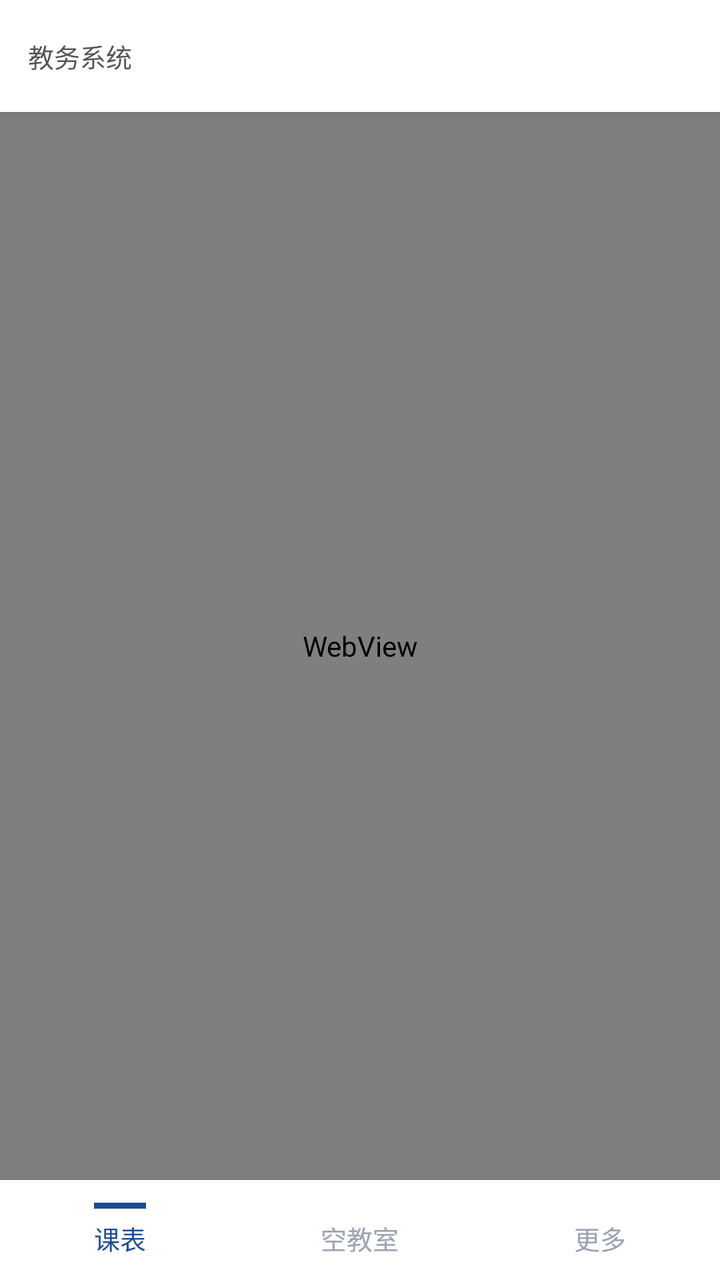
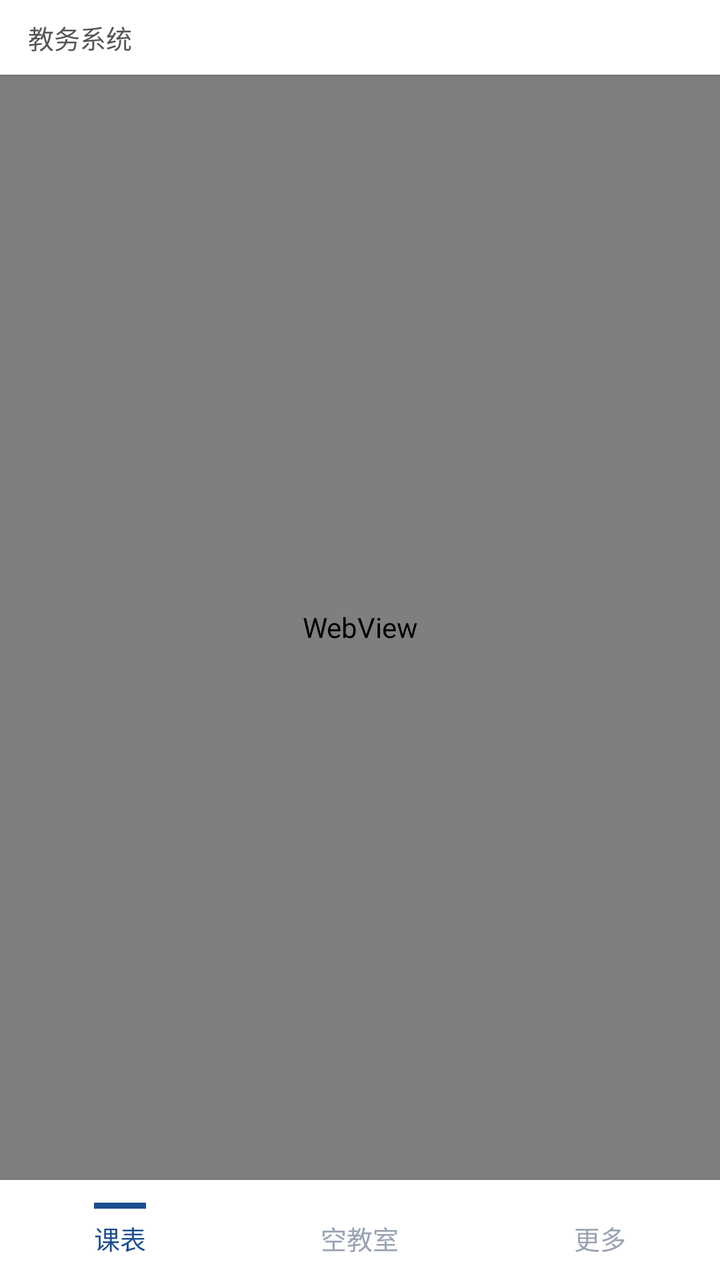

Before-and-after screenshots of an Android layout around one commit, followed by the original layout XML and the change that was made.
<!-- AndroidManifest.xml: application theme AppTheme -->
<!-- res/layout/activity_main.xml -->
<?xml version="1.0" encoding="utf-8"?>
<LinearLayout xmlns:android="http://schemas.android.com/apk/res/android"
    android:layout_width="match_parent"
    android:layout_height="match_parent"
    android:orientation="vertical"
    android:background="#f5f6f8">

    
    <LinearLayout
        android:layout_width="match_parent"
        android:layout_height="wrap_content"
        android:orientation="horizontal"
        android:gravity="center_vertical"
        android:paddingStart="14dp"
        android:paddingEnd="10dp"
        android:paddingTop="9dp"
        android:paddingBottom="9dp"
        android:background="#ffffff"
        android:elevation="2dp">

        <TextView
            android:id="@+id/statusText"
            android:layout_width="0dp"
            android:layout_height="wrap_content"
            android:layout_weight="1"
            android:layout_marginEnd="10dp"
            android:text="教务系统"
            android:textSize="13sp"
            android:textColor="#555"
            android:maxLines="2"
            android:ellipsize="end" />

        
        <ImageButton
            android:id="@+id/btnBack"
            android:layout_width="38dp"
            android:layout_height="38dp"
            android:layout_marginStart="6dp"
            android:background="@drawable/btn_flat_grey"
            android:src="@drawable/ic_skeu_back"
            android:scaleType="centerInside"
            android:contentDescription="返回教务"
            android:visibility="gone" />

        
        <ImageButton
            android:id="@+id/btnQuery"
            android:layout_width="38dp"
            android:layout_height="38dp"
            android:layout_marginStart="6dp"
            android:background="@drawable/btn_icon_flat"
            android:src="@drawable/ic_skeu_search"
            android:scaleType="centerInside"
            android:contentDescription="查空教室" />

        
        <ImageButton
            android:id="@+id/btnRefreshData"
            android:layout_width="38dp"
            android:layout_height="38dp"
            android:layout_marginStart="6dp"
            android:background="@drawable/btn_icon_flat"
            android:src="@drawable/ic_skeu_refresh"
            android:scaleType="centerInside"
            android:contentDescription="刷新"
            android:visibility="gone" />
    </LinearLayout>

    <ProgressBar
        android:id="@+id/progressBar"
        style="?android:attr/progressBarStyleHorizontal"
        android:layout_width="match_parent"
        android:layout_height="3dp"
        android:max="100"
        android:visibility="gone" />

    <FrameLayout
        android:layout_width="match_parent"
        android:layout_height="0dp"
        android:layout_weight="1">

        <WebView
            android:id="@+id/loginView"
            android:layout_width="match_parent"
            android:layout_height="match_parent" />

        <WebView
            android:id="@+id/resultView"
            android:layout_width="match_parent"
            android:layout_height="match_parent"
            android:visibility="gone" />

        
        <include
            android:id="@+id/morePage"
            layout="@layout/page_more"
            android:layout_width="match_parent"
            android:layout_height="match_parent"
            android:visibility="gone" />

        
        <LinearLayout
            android:id="@+id/webPage"
            android:layout_width="match_parent"
            android:layout_height="match_parent"
            android:orientation="vertical"
            android:background="#ffffff"
            android:visibility="gone">

            <LinearLayout
                android:id="@+id/webBar"
                android:layout_width="match_parent"
                android:layout_height="46dp"
                android:orientation="horizontal"
                android:gravity="center_vertical"
                android:paddingStart="6dp"
                android:paddingEnd="10dp"
                android:background="#ffffff"
                android:elevation="2dp">

                <ImageButton
                    android:id="@+id/btnWebBack"
                    android:layout_width="34dp"
                    android:layout_height="34dp"
                    android:background="@drawable/btn_flat_grey"
                    android:src="@drawable/ic_skeu_back"
                    android:scaleType="centerInside"
                    android:contentDescription="返回" />

                <TextView
                    android:id="@+id/webUrlText"
                    android:layout_width="0dp"
                    android:layout_height="wrap_content"
                    android:layout_weight="1"
                    android:layout_marginStart="8dp"
                    android:layout_marginEnd="8dp"
                    android:maxLines="1"
                    android:ellipsize="middle"
                    android:textSize="12.5sp"
                    android:textColor="#6c7686"
                    android:text="" />

                <ImageButton
                    android:id="@+id/btnWebReload"
                    android:layout_width="34dp"
                    android:layout_height="34dp"
                    android:background="@drawable/btn_flat_blue"
                    android:src="@drawable/ic_skeu_refresh"
                    android:scaleType="centerInside"
                    android:contentDescription="刷新网页" />

                <ImageButton
                    android:id="@+id/btnWebOpenOuter"
                    android:layout_width="34dp"
                    android:layout_height="34dp"
                    android:layout_marginStart="6dp"
                    android:background="@drawable/btn_flat_grey"
                    android:src="@drawable/ic_more_arrow"
                    android:scaleType="centerInside"
                    android:contentDescription="用外部浏览器打开" />
            </LinearLayout>

            <ProgressBar
                android:id="@+id/webProgress"
                style="?android:attr/progressBarStyleHorizontal"
                android:layout_width="match_parent"
                android:layout_height="2.5dp"
                android:max="100" />

            <WebView
                android:id="@+id/webView"
                android:layout_width="match_parent"
                android:layout_height="0dp"
                android:layout_weight="1" />
        </LinearLayout>
    </FrameLayout>

    <LinearLayout
        android:layout_width="match_parent"
        android:layout_height="50dp"
        android:orientation="horizontal"
        android:background="#ffffff"
        android:elevation="6dp">

        <LinearLayout
            android:id="@+id/tabSchedule"
            android:layout_width="0dp"
            android:layout_height="match_parent"
            android:layout_weight="1"
            android:orientation="vertical"
            android:gravity="center"
            android:background="?android:attr/selectableItemBackground">

            <View
                android:id="@+id/indSchedule"
                android:layout_width="26dp"
                android:layout_height="3dp"
                android:layout_marginBottom="5dp"
                android:background="#1B4D8F" />

            <TextView
                android:id="@+id/tvSchedule"
                android:layout_width="wrap_content"
                android:layout_height="wrap_content"
                android:text="课表"
                android:textSize="13sp"
                android:textColor="#1B4D8F" />
        </LinearLayout>

        <LinearLayout
            android:id="@+id/tabClassroom"
            android:layout_width="0dp"
            android:layout_height="match_parent"
            android:layout_weight="1"
            android:orientation="vertical"
            android:gravity="center"
            android:background="?android:attr/selectableItemBackground">

            <View
                android:id="@+id/indClassroom"
                android:layout_width="26dp"
                android:layout_height="3dp"
                android:layout_marginBottom="5dp"
                android:background="#1B4D8F"
                android:visibility="invisible" />

            <TextView
                android:id="@+id/tvClassroom"
                android:layout_width="wrap_content"
                android:layout_height="wrap_content"
                android:text="空教室"
                android:textSize="13sp"
                android:textColor="#9aa2b4" />
        </LinearLayout>

        
        <LinearLayout
            android:id="@+id/tabMore"
            android:layout_width="0dp"
            android:layout_height="match_parent"
            android:layout_weight="1"
            android:orientation="vertical"
            android:gravity="center"
            android:background="?android:attr/selectableItemBackground">

            <View
                android:id="@+id/indMore"
                android:layout_width="26dp"
                android:layout_height="3dp"
                android:layout_marginBottom="5dp"
                android:background="#1B4D8F"
                android:visibility="invisible" />

            <TextView
                android:id="@+id/tvMore"
                android:layout_width="wrap_content"
                android:layout_height="wrap_content"
                android:text="更多"
                android:textSize="13sp"
                android:textColor="#9aa2b4" />
        </LinearLayout>
    </LinearLayout>
</LinearLayout>
<!-- res/layout/page_more.xml (included above) -->
<?xml version="1.0" encoding="utf-8"?>
<ScrollView xmlns:android="http://schemas.android.com/apk/res/android"
    android:id="@+id/moreScroll"
    android:layout_width="match_parent"
    android:layout_height="match_parent"
    android:background="#f5f6f8"
    android:scrollbars="none">

    <LinearLayout
        android:layout_width="match_parent"
        android:layout_height="wrap_content"
        android:orientation="vertical"
        android:paddingStart="12dp"
        android:paddingEnd="12dp"
        android:paddingTop="10dp"
        android:paddingBottom="22dp">

        
        <TextView
            android:layout_width="wrap_content"
            android:layout_height="wrap_content"
            android:layout_marginStart="4dp"
            android:layout_marginBottom="6dp"
            android:text="教务"
            android:textSize="12sp"
            android:textColor="#8b92a3"
            android:textStyle="bold" />

        <LinearLayout
            android:layout_width="match_parent"
            android:layout_height="wrap_content"
            android:orientation="vertical"
            android:background="@drawable/card_bg"
            android:layout_marginBottom="10dp">

            <LinearLayout
                android:id="@+id/rowLogin"
                style="@style/MoreRow">

                <LinearLayout
                    android:layout_width="0dp"
                    android:layout_height="wrap_content"
                    android:layout_weight="1"
                    android:orientation="vertical">

                    <TextView
                        style="@style/MoreRowTitle"
                        android:text="教务处登录" />

                    <TextView
                        style="@style/MoreRowSub"
                        android:text="登录统一身份认证，会话保留在本机" />
                </LinearLayout>

                <TextView
                    android:id="@+id/badgeLogin"
                    style="@style/MoreBadge"
                    android:text="必做" />

                <TextView style="@style/MoreArrow" />
            </LinearLayout>

            <View style="@style/MoreDivider" />

            <LinearLayout
                android:id="@+id/rowImport"
                style="@style/MoreRow">

                <LinearLayout
                    android:layout_width="0dp"
                    android:layout_height="wrap_content"
                    android:layout_weight="1"
                    android:orientation="vertical">

                    <TextView
                        style="@style/MoreRowTitle"
                        android:text="导入课表" />

                    <TextView
                        android:id="@+id/subImport"
                        style="@style/MoreRowSub"
                        android:text="登录后从教务读取本学期课表" />
                </LinearLayout>

                <TextView
                    android:id="@+id/badgeImport"
                    style="@style/MoreBadgeGrey"
                    android:text="已有课表" />

                <TextView style="@style/MoreArrow" />
            </LinearLayout>
        </LinearLayout>

        
        <TextView
            android:layout_width="wrap_content"
            android:layout_height="wrap_content"
            android:layout_marginStart="4dp"
            android:layout_marginBottom="6dp"
            android:text="存储"
            android:textSize="12sp"
            android:textColor="#8b92a3"
            android:textStyle="bold" />

        <LinearLayout
            android:layout_width="match_parent"
            android:layout_height="wrap_content"
            android:orientation="vertical"
            android:background="@drawable/card_bg"
            android:layout_marginBottom="10dp">

            <LinearLayout
                android:id="@+id/rowCache"
                style="@style/MoreRow">

                <LinearLayout
                    android:layout_width="0dp"
                    android:layout_height="wrap_content"
                    android:layout_weight="1"
                    android:orientation="vertical">

                    <TextView
                        style="@style/MoreRowTitle"
                        android:text="缓存管理" />

                    <TextView
                        android:id="@+id/subCache"
                        style="@style/MoreRowSub"
                        android:text="课表 — ｜ 空教室 —" />

                    
                    <TextView
                        android:id="@+id/subCacheTotal"
                        style="@style/MoreRowSub"
                        android:layout_marginTop="3dp"
                        android:text="" />
                </LinearLayout>

                <TextView style="@style/MoreArrow" />
            </LinearLayout>
        </LinearLayout>

        
        <TextView
            android:layout_width="wrap_content"
            android:layout_height="wrap_content"
            android:layout_marginStart="4dp"
            android:layout_marginBottom="6dp"
            android:text="空教室表网页"
            android:textSize="12sp"
            android:textColor="#8b92a3"
            android:textStyle="bold" />

        <LinearLayout
            android:layout_width="match_parent"
            android:layout_height="wrap_content"
            android:orientation="vertical"
            android:background="@drawable/card_bg"
            android:layout_marginBottom="10dp">

            <TextView
                android:layout_width="match_parent"
                android:layout_height="wrap_content"
                android:paddingStart="14dp"
                android:paddingEnd="14dp"
                android:paddingTop="11dp"
                android:paddingBottom="11dp"
                android:text="用手机浏览器打开网页版，查看全校空闲教室总表（每小时自动更新）。点击任一行即可跳转。"
                android:textSize="11.5sp"
                android:lineSpacingExtra="2dp"
                android:textColor="#9aa2b4" />

            <View style="@style/MoreDivider" />

            
            <LinearLayout
                android:id="@+id/rowChannel1"
                style="@style/MoreRow">

                <LinearLayout
                    android:layout_width="0dp"
                    android:layout_height="wrap_content"
                    android:layout_weight="1"
                    android:orientation="vertical">

                    <TextView
                        style="@style/MoreRowTitle"
                        android:text="空闲教室总表（本站）" />

                    <TextView
                        style="@style/MoreRowLink"
                        android:text="neuq-classroom-query-2kb.pages.dev" />
                </LinearLayout>

                <TextView
                    style="@style/MoreChannel"
                    android:text="通道1" />

                <TextView style="@style/MoreArrow" />
            </LinearLayout>

            <View style="@style/MoreDivider" />

            
            <LinearLayout
                android:id="@+id/rowChannel2"
                style="@style/MoreRow">

                <LinearLayout
                    android:layout_width="0dp"
                    android:layout_height="wrap_content"
                    android:layout_weight="1"
                    android:orientation="vertical">

                    <TextView
                        style="@style/MoreRowTitle"
                        android:text="空闲教室总表（镜像站）" />

                    <TextView
                        style="@style/MoreRowLink"
                        android:text="tsiaohanwang.github.io/neuq-classroom-query" />
                </LinearLayout>

                <TextView
                    style="@style/MoreChannel"
                    android:text="通道2" />

                <TextView style="@style/MoreArrow" />
            </LinearLayout>
        </LinearLayout>

        
        <TextView
            android:layout_width="wrap_content"
            android:layout_height="wrap_content"
            android:layout_marginStart="4dp"
            android:layout_marginBottom="6dp"
            android:text="关于"
            android:textSize="12sp"
            android:textColor="#8b92a3"
            android:textStyle="bold" />

        <LinearLayout
            android:layout_width="match_parent"
            android:layout_height="wrap_content"
            android:orientation="vertical"
            android:background="@drawable/card_bg"
            android:layout_marginBottom="10dp">

            
            <LinearLayout
                android:layout_width="match_parent"
                android:layout_height="wrap_content"
                android:orientation="vertical"
                android:gravity="center_horizontal"
                android:paddingTop="18dp"
                android:paddingBottom="12dp">

                <ImageView
                    android:layout_width="52dp"
                    android:layout_height="52dp"
                    android:src="@drawable/ic_neuq_logo"
                    android:contentDescription="东北大学秦皇岛分校校徽" />

                <TextView
                    android:layout_width="wrap_content"
                    android:layout_height="wrap_content"
                    android:layout_marginTop="8dp"
                    android:text="东秦课表 · 安卓 App"
                    android:textSize="15sp"
                    android:textStyle="bold"
                    android:textColor="#222222" />

                <TextView
                    android:id="@+id/tvVersion"
                    android:layout_width="wrap_content"
                    android:layout_height="wrap_content"
                    android:layout_marginTop="2dp"
                    android:text="版本 —"
                    android:textSize="12sp"
                    android:textColor="#8b92a3" />

                <TextView
                    android:layout_width="match_parent"
                    android:layout_height="wrap_content"
                    android:layout_marginTop="10dp"
                    android:paddingStart="14dp"
                    android:paddingEnd="14dp"
                    android:text="东北大学秦皇岛分校课表与空闲教室速查工具。内置浏览器打开学校教务系统，登录一次后即可导入课表、查询空教室；所有数据都在你的手机本地读取和缓存，不经过任何第三方服务器。"
                    android:textSize="12sp"
                    android:lineSpacingExtra="3dp"
                    android:textColor="#6c7686" />
            </LinearLayout>

            <View style="@style/MoreDivider" />

            <LinearLayout
                android:id="@+id/rowAppRepo"
                style="@style/MoreRow">

                <LinearLayout
                    android:layout_width="0dp"
                    android:layout_height="wrap_content"
                    android:layout_weight="1"
                    android:orientation="vertical">

                    <TextView
                        style="@style/MoreRowTitle"
                        android:text="应用项目" />

                    <TextView
                        style="@style/MoreRowLink"
                        android:text="github.com/wy723161060/neuq-classroom-app" />
                </LinearLayout>

                <TextView style="@style/MoreArrow" />
            </LinearLayout>

            <View style="@style/MoreDivider" />

            <LinearLayout
                android:id="@+id/rowCopyDiag"
                style="@style/MoreRow">

                <LinearLayout
                    android:layout_width="0dp"
                    android:layout_height="wrap_content"
                    android:layout_weight="1"
                    android:orientation="vertical">

                    <TextView
                        style="@style/MoreRowTitle"
                        android:text="复制诊断信息" />

                    <TextView
                        style="@style/MoreRowSub"
                        android:text="版本、缓存状态等，反馈问题时一并提供" />
                </LinearLayout>

                <TextView style="@style/MoreArrow" />
            </LinearLayout>

            <View style="@style/MoreDivider" />

            <LinearLayout
                android:id="@+id/rowHowto"
                style="@style/MoreRow">

                <LinearLayout
                    android:layout_width="0dp"
                    android:layout_height="wrap_content"
                    android:layout_weight="1"
                    android:orientation="vertical">

                    <TextView
                        style="@style/MoreRowTitle"
                        android:text="使用说明" />

                    <TextView
                        style="@style/MoreRowSub"
                        android:text="怎么查空教室 / 导入课表 / 换学期" />
                </LinearLayout>

                <TextView style="@style/MoreArrow" />
            </LinearLayout>
        </LinearLayout>

        <TextView
            android:layout_width="match_parent"
            android:layout_height="wrap_content"
            android:layout_marginTop="6dp"
            android:gravity="center"
            android:lineSpacingExtra="2dp"
            android:text="非官方工具 · 数据取自教务系统实时查询\n请以教务系统实际结果为准"
            android:textSize="11sp"
            android:textColor="#a8afbd" />
    </LinearLayout>
</ScrollView>
<!-- resources referenced by this layout -->
<resources>
  <!-- drawable btn_icon_flat (drawable) -->
  <?xml version="1.0" encoding="utf-8"?>
  <ripple xmlns:android="http://schemas.android.com/apk/res/android"
      android:color="#241B4D8F">
      <item android:id="@android:id/mask">
          <shape android:shape="oval">
              <solid android:color="#FFFFFF" />
          </shape>
      </item>
  </ripple>
  <!-- drawable card_bg (drawable) -->
  <?xml version="1.0" encoding="utf-8"?>
  <shape xmlns:android="http://schemas.android.com/apk/res/android"
      android:shape="rectangle">
      <corners android:radius="12dp" />
      <solid android:color="#FFFFFF" />
  </shape>
  <!-- drawable ic_skeu_search (drawable) -->
  <?xml version="1.0" encoding="utf-8"?>
  <vector xmlns:android="http://schemas.android.com/apk/res/android"
      android:width="20dp"
      android:height="20dp"
      android:viewportWidth="24"
      android:viewportHeight="24">
  
      
      <path
          android:fillColor="#FFFFFFFF"
          android:pathData="M10.5,3.8c-3.7,0 -6.7,3.0 -6.7,6.7s3.0,6.7 6.7,6.7c1.5,0 2.9,-0.5 4.0,-1.4l4.0,4.0l1.4,-1.4l-4.0,-4.0c0.9,-1.1 1.4,-2.5 1.4,-3.9C17.2,6.8 14.2,3.8 10.5,3.8zM10.5,5.8c2.6,0 4.7,2.1 4.7,4.7s-2.1,4.7 -4.7,4.7s-4.7,-2.1 -4.7,-4.7S7.9,5.8 10.5,5.8z" />
  </vector>
  <style name="MoreArrow">
          <item name="android:layout_width">16dp</item>
          <item name="android:layout_height">16dp</item>
          <item name="android:background">@drawable/ic_more_arrow</item>
      </style>
  <style name="MoreDivider">
          <item name="android:layout_width">match_parent</item>
          <item name="android:layout_height">1dp</item>
          <item name="android:layout_marginStart">14dp</item>
          <item name="android:background">#F2F3F6</item>
      </style>
  <style name="MoreRowLink">
          <item name="android:layout_width">match_parent</item>
          <item name="android:layout_height">wrap_content</item>
          <item name="android:layout_marginTop">2dp</item>
          <item name="android:textSize">11.5sp</item>
          <item name="android:textColor">#7b8aa3</item>
      </style>
  <style name="MoreRowSub">
          <item name="android:layout_width">match_parent</item>
          <item name="android:layout_height">wrap_content</item>
          <item name="android:layout_marginTop">2dp</item>
          <item name="android:textSize">11.5sp</item>
          <item name="android:lineSpacingExtra">2dp</item>
          <item name="android:textColor">#9aa2b4</item>
      </style>
  <style name="MoreRowTitle">
          <item name="android:layout_width">wrap_content</item>
          <item name="android:layout_height">wrap_content</item>
          <item name="android:textSize">14sp</item>
          <item name="android:textColor">#222222</item>
      </style>
  <style name="AppTheme" parent="android:Theme.Material.Light.NoActionBar">
          <item name="android:statusBarColor">#ffffff</item>
          <item name="android:windowLightStatusBar">true</item>
      </style>
  <!-- drawable badge_blue (drawable) -->
  <?xml version="1.0" encoding="utf-8"?>
  <shape xmlns:android="http://schemas.android.com/apk/res/android"
      android:shape="rectangle">
      <corners android:radius="20dp" />
      <solid android:color="#1B4D8F" />
  </shape>
  <!-- drawable badge_grey (drawable) -->
  <?xml version="1.0" encoding="utf-8"?>
  <shape xmlns:android="http://schemas.android.com/apk/res/android"
      android:shape="rectangle">
      <corners android:radius="20dp" />
      <solid android:color="#EEF0F4" />
  </shape>
  <!-- drawable badge_channel (drawable) -->
  <?xml version="1.0" encoding="utf-8"?>
  <shape xmlns:android="http://schemas.android.com/apk/res/android"
      android:shape="rectangle">
      <solid android:color="#E8F0FC" />
      <corners android:radius="20dp" />
      <stroke
          android:width="1dp"
          android:color="#CBDCF5" />
  </shape>
  <!-- unchanged entries left out for length: 10 -->
</resources>

<!-- the commit's change to res/layout/activity_main.xml (unified diff, before → after) -->
@@ -32,29 +32,6 @@
 
         
         <ImageButton
-            android:id="@+id/btnBack"
-            android:layout_width="38dp"
-            android:layout_height="38dp"
-            android:layout_marginStart="6dp"
-            android:background="@drawable/btn_flat_grey"
-            android:src="@drawable/ic_skeu_back"
-            android:scaleType="centerInside"
-            android:contentDescription="返回教务"
-            android:visibility="gone" />
-
-        
-        <ImageButton
-            android:id="@+id/btnQuery"
-            android:layout_width="38dp"
-            android:layout_height="38dp"
-            android:layout_marginStart="6dp"
-            android:background="@drawable/btn_icon_flat"
-            android:src="@drawable/ic_skeu_search"
-            android:scaleType="centerInside"
-            android:contentDescription="查空教室" />
-
-        
-        <ImageButton
             android:id="@+id/btnRefreshData"
             android:layout_width="38dp"
             android:layout_height="38dp"
@@ -62,7 +39,18 @@
             android:background="@drawable/btn_icon_flat"
             android:src="@drawable/ic_skeu_refresh"
             android:scaleType="centerInside"
-            android:contentDescription="刷新"
+            android:contentDescription="刷新空教室"
+            android:visibility="gone" />
+
+        <ImageButton
+            android:id="@+id/btnImportTop"
+            android:layout_width="38dp"
+            android:layout_height="38dp"
+            android:layout_marginStart="6dp"
+            android:background="@drawable/btn_icon_flat"
+            android:src="@drawable/ic_skeu_import"
+            android:scaleType="centerInside"
+            android:contentDescription="导入课表"
             android:visibility="gone" />
     </LinearLayout>
 
@@ -429,7 +417,7 @@
                 android:paddingEnd="14dp"
                 android:paddingTop="11dp"
                 android:paddingBottom="11dp"
-                android:text="用手机浏览器打开网页版，查看全校空闲教室总表（每小时自动更新）。点击任一行即可跳转。"
+                android:text="在应用内打开网页版，查看全校空闲教室总表（每小时自动更新）。点击任一行即可打开。"
                 android:textSize="11.5sp"
                 android:lineSpacingExtra="2dp"
                 android:textColor="#9aa2b4" />
@@ -449,7 +437,7 @@
 
                     <TextView
                         style="@style/MoreRowTitle"
-                        android:text="空闲教室总表（本站）" />
+                        android:text="空闲教室总表（Pages）" />
 
                     <TextView
                         style="@style/MoreRowLink"
@@ -478,11 +466,11 @@
 
                     <TextView
                         style="@style/MoreRowTitle"
-                        android:text="空闲教室总表（镜像站）" />
+                        android:text="空闲教室总表（tsiao.io）" />
 
                     <TextView
                         style="@style/MoreRowLink"
-                        android:text="tsiaohanwang.github.io/neuq-classroom-query" />
+                        android:text="neuq.tsiao.io" />
                 </LinearLayout>
 
                 <TextView
<!-- resource entries referenced after the edit -->
@@ -17,7 +17,7 @@
       <corners android:radius="12dp" />
       <solid android:color="#FFFFFF" />
   </shape>
-  <!-- drawable ic_skeu_search (drawable) -->
+  <!-- drawable ic_skeu_import (drawable) -->
   <?xml version="1.0" encoding="utf-8"?>
   <vector xmlns:android="http://schemas.android.com/apk/res/android"
       android:width="20dp"
@@ -28,7 +28,17 @@
       
       <path
           android:fillColor="#FFFFFFFF"
-          android:pathData="M10.5,3.8c-3.7,0 -6.7,3.0 -6.7,6.7s3.0,6.7 6.7,6.7c1.5,0 2.9,-0.5 4.0,-1.4l4.0,4.0l1.4,-1.4l-4.0,-4.0c0.9,-1.1 1.4,-2.5 1.4,-3.9C17.2,6.8 14.2,3.8 10.5,3.8zM10.5,5.8c2.6,0 4.7,2.1 4.7,4.7s-2.1,4.7 -4.7,4.7s-4.7,-2.1 -4.7,-4.7S7.9,5.8 10.5,5.8z" />
+          android:pathData="M10.7,3.2h2.6v7.5h-2.6z" />
+  
+      
+      <path
+          android:fillColor="#FFFFFFFF"
+          android:pathData="M12,16.4l-4.4,-4.4h8.8z" />
+  
+      
+      <path
+          android:fillColor="#FFFFFFFF"
+          android:pathData="M4.6,14.9h2.5v2.4h9.8v-2.4h2.5v2.4c0,1.5 -1.2,2.7 -2.7,2.7H7.3c-1.5,0 -2.7,-1.2 -2.7,-2.7z" />
   </vector>
   <style name="MoreArrow">
           <item name="android:layout_width">16dp</item>
